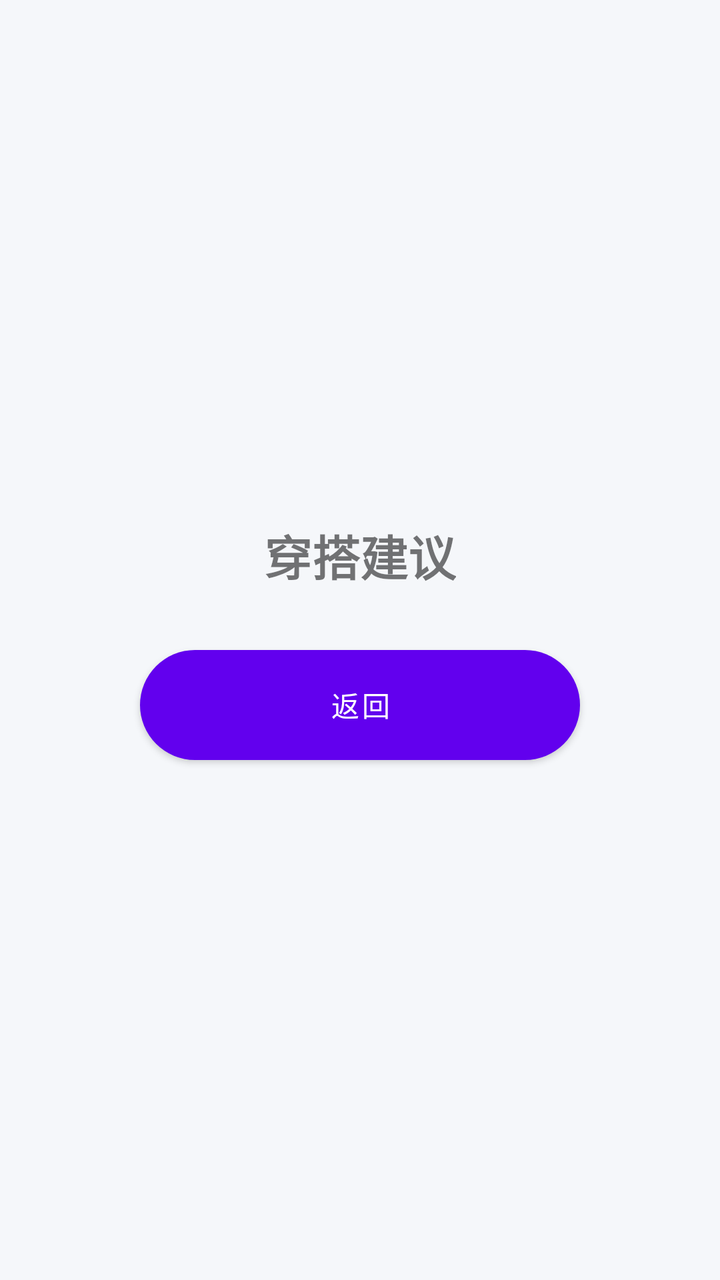
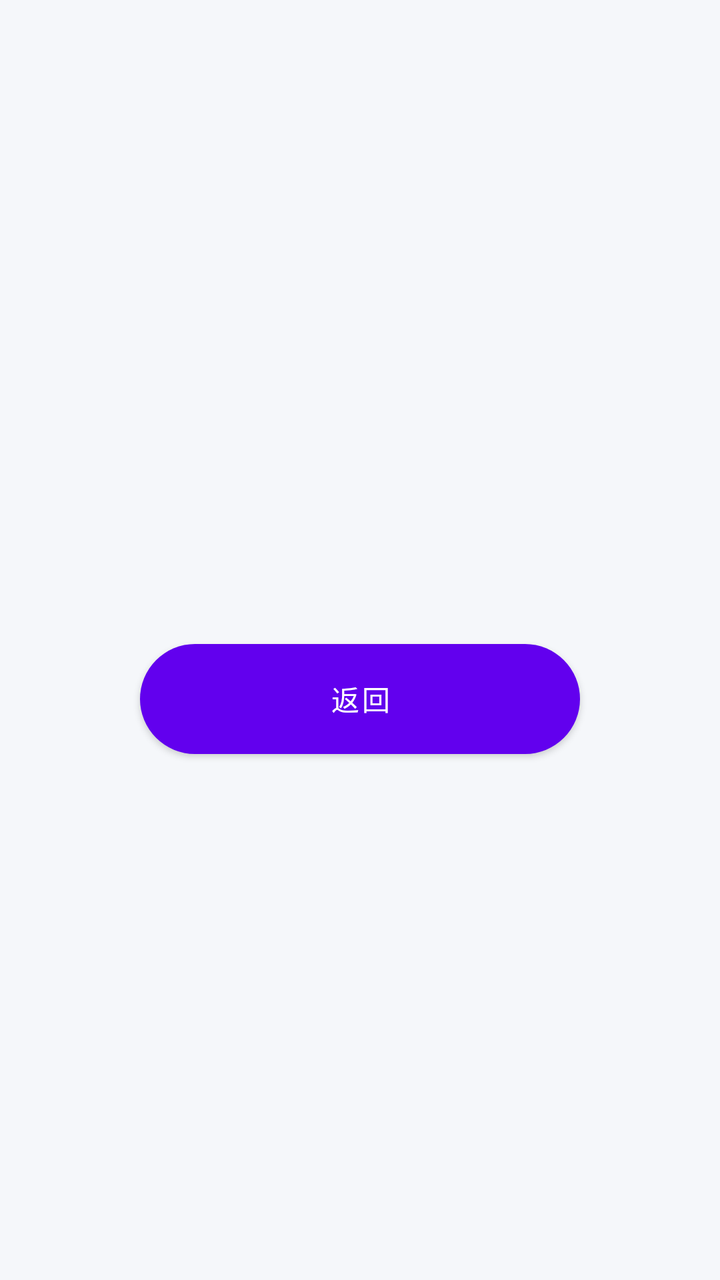

Compare the two renders of this Android layout. The source of the first and the diff that turns it into the second are given below.
<!-- AndroidManifest.xml: application theme Theme.ChooseHelper202 -->
<!-- res/layout/activity_cloth.xml -->
<?xml version="1.0" encoding="utf-8"?>
<LinearLayout xmlns:android="http://schemas.android.com/apk/res/android"
    android:layout_width="match_parent"
    android:layout_height="match_parent"
    android:gravity="center"
    android:orientation="vertical"
    android:padding="40dp"
    android:background="#F5F7FA">

    <TextView
        android:id="@+id/tv_cloth_tip"
        android:layout_width="wrap_content"
        android:layout_height="wrap_content"
        android:text="穿搭建议"
        android:textSize="24sp"
        android:textStyle="bold"/>

    <Button
        android:id="@+id/btn_cloth_back"
        android:layout_width="220dp"
        android:layout_height="55dp"
        android:text="返回"
        android:textColor="#fff"
        android:background="@drawable/btn_grey"
        android:layout_marginTop="30dp"/>

</LinearLayout>
<!-- resources referenced by this layout -->
<resources>
  <!-- drawable btn_grey (drawable) -->
  <?xml version="1.0" encoding="utf-8"?>
  <shape xmlns:android="http://schemas.android.com/apk/res/android">
      <solid android:color="#788090"/>
      <corners android:radius="30dp"/>
  </shape>
  <style name="Theme.ChooseHelper202" parent="Theme.MaterialComponents.DayNight.NoActionBar">
          <item name="colorPrimary">#6200EE</item>
          <item name="colorPrimaryVariant">#3700B3</item>
          <item name="colorOnPrimary">#FFFFFF</item>
          <item name="colorSecondary">#03DAC5</item>
          <item name="colorSecondaryVariant">#018786</item>
          <item name="colorOnSecondary">#000000</item>
          <item name="android:statusBarColor">?attr/colorPrimaryVariant</item>
      </style>
</resources>

<!-- the commit's change to res/layout/activity_cloth.xml (unified diff, before → after) -->
@@ -1,27 +1,5 @@
 <?xml version="1.0" encoding="utf-8"?>
-<LinearLayout xmlns:android="http://schemas.android.com/apk/res/android"
-    android:layout_width="match_parent"
-    android:layout_height="match_parent"
-    android:gravity="center"
-    android:orientation="vertical"
-    android:padding="40dp"
-    android:background="#F5F7FA">
-
-    <TextView
-        android:id="@+id/tv_cloth_tip"
-        android:layout_width="wrap_content"
-        android:layout_height="wrap_content"
-        android:text="穿搭建议"
-        android:textSize="24sp"
-        android:textStyle="bold"/>
-
-    <Button
-        android:id="@+id/btn_cloth_back"
-        android:layout_width="220dp"
-        android:layout_height="55dp"
-        android:text="返回"
-        android:textColor="#fff"
-        android:background="@drawable/btn_grey"
-        android:layout_marginTop="30dp"/>
-
+<LinearLayout xmlns:android="http://schemas.android.com/apk/res/android" android:layout_width="match_parent" android:layout_height="match_parent" android:gravity="center" android:orientation="vertical" android:padding="30dp" android:background="#F5F7FA">
+    <TextView android:id="@+id/tv_cloth_tip" android:layout_width="wrap_content" android:layout_height="wrap_content" android:textSize="22sp" android:gravity="center"/>
+    <Button android:id="@+id/btn_cloth_back" android:layout_width="220dp" android:layout_height="55dp" android:text="返回" android:background="@drawable/btn_grey" android:textColor="#fff" android:layout_marginTop="30dp"/>
 </LinearLayout>
